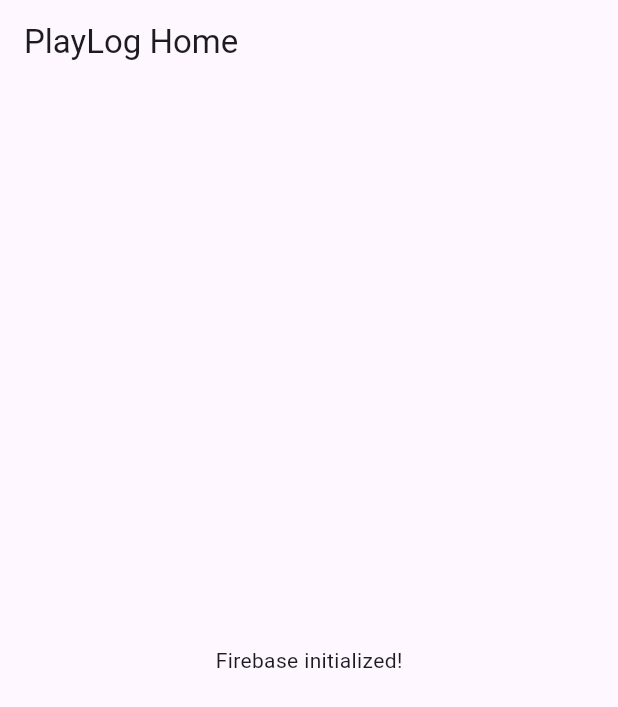
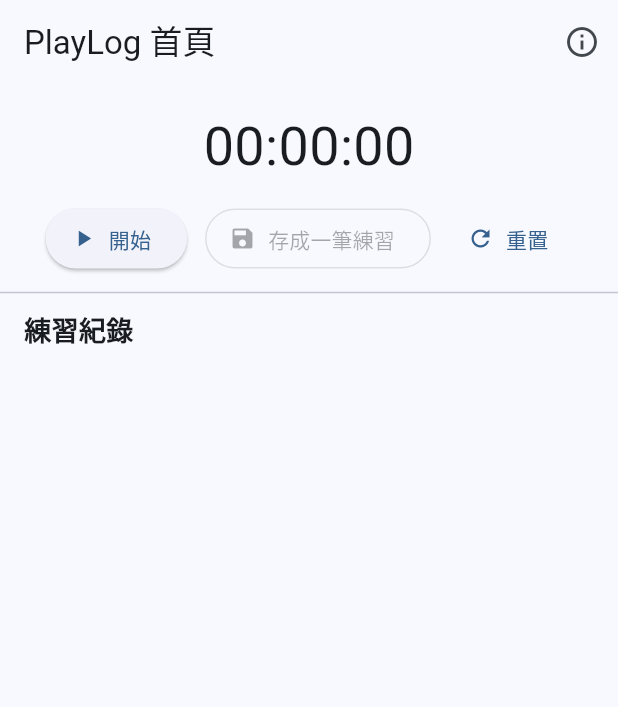
Before and after one commit to jeson-lin/PlayLog, a Flutter app: the screen it shows after launch, on a phone screen of 412 x 824 dp. Shown: the top 707 px of the screen. Run offline on Flutter 3.47's test engine with Material 3 defaults, Android fonts, the light colour scheme and no system bars; our stand-ins replace cloud_firestore, file_picker, firebase_auth, firebase_core, flutter_riverpod, google_mobile_ads and 8 more; missing offline and left inert: record; accounts and stored records are empty; generated files the repository leaves out were written again.

Commit message:
Initial commit of PlayLog project

```diff
--- a/lib/main.dart
+++ b/lib/main.dart
@@ -1,46 +1,172 @@
-// lib/main.dart
+import 'dart:ui' show FontFeature;
 import 'package:flutter/material.dart';
+import 'package:flutter_riverpod/flutter_riverpod.dart';
 import 'package:firebase_core/firebase_core.dart';
-
-// 如果你已經用 flutterfire 產生了 lib/firebase_options.dart，保留下面這行；
-// 若尚未產生，先暫時註解掉，並改用下方的「沒有 options 的初始化」。
 import 'firebase_options.dart';
+import 'providers.dart';
 
 Future<void> main() async {
   WidgetsFlutterBinding.ensureInitialized();
-
-  // ✅ 正式做法（已產生 firebase_options.dart）
-  await Firebase.initializeApp(
-    options: DefaultFirebaseOptions.currentPlatform,
-  );
-
-  // ❌ 如果還沒產生 firebase_options.dart，請先用這個暫時跑 Android：
-  // await Firebase.initializeApp(); // Android 會讀 android/app/google-services.json
-
-  runApp(const MyApp());
+  runApp(const ProviderScope(child: PlayLogApp()));
 }
 
-class MyApp extends StatelessWidget {
-  const MyApp({super.key});
+class PlayLogApp extends StatefulWidget {
+  const PlayLogApp({super.key});
+  @override
+  State<PlayLogApp> createState() => _PlayLogAppState();
+}
+
+class _PlayLogAppState extends State<PlayLogApp> {
+  late final Future<FirebaseApp> _initFirebase;
+  @override
+  void initState() {
+    super.initState();
+    _initFirebase = Firebase.initializeApp(
+      options: DefaultFirebaseOptions.currentPlatform,
+    );
+  }
 
   @override
   Widget build(BuildContext context) {
     return MaterialApp(
-      debugShowCheckedModeBanner: false,
       title: 'PlayLog',
-      home: const HomePage(),
+      theme: ThemeData(
+        colorScheme: ColorScheme.fromSeed(seedColor: Colors.blue),
+        useMaterial3: true,
+      ),
+      home: FutureBuilder(
+        future: _initFirebase,
+        builder: (context, snapshot) {
+          if (snapshot.connectionState == ConnectionState.waiting) {
+            return const Scaffold(body: Center(child: CircularProgressIndicator()));
+          } else if (snapshot.hasError) {
+            return Scaffold(
+              appBar: AppBar(title: const Text('初始化失敗')),
+              body: Center(
+                child: Padding(
+                  padding: const EdgeInsets.all(16),
+                  child: Text(
+                    'Firebase 初始化錯誤：\n${snapshot.error}',
+                    style: const TextStyle(color: Colors.red, fontSize: 18),
+                    textAlign: TextAlign.center,
+                  ),
+                ),
+              ),
+            );
+          } else {
+            return const HomePage();
+          }
+        },
+      ),
     );
   }
 }
 
-class HomePage extends StatelessWidget {
+class HomePage extends ConsumerWidget {
   const HomePage({super.key});
+  @override
+  Widget build(BuildContext context, WidgetRef ref) {
+    final timer = ref.watch(practiceTimerProvider);
+    final sessions = ref.watch(practiceSessionsProvider);
+    return Scaffold(
+      appBar: AppBar(
+        title: const Text('PlayLog 首頁'),
+        actions: [
+          IconButton(
+            icon: const Icon(Icons.info_outline),
+            onPressed: () => Navigator.push(
+              context,
+              MaterialPageRoute(builder: (_) => const AboutPage()),
+            ),
+          ),
+        ],
+      ),
+      body: Column(
+        children: [
+          const SizedBox(height: 16),
+          Text(
+            _fmt(timer.elapsed),
+            style: const TextStyle(fontSize: 36, fontFeatures: [FontFeature.tabularFigures()]),
+          ),
+          const SizedBox(height: 12),
+          Wrap(
+            spacing: 12,
+            children: [
+              ElevatedButton.icon(
+                icon: Icon(timer.isRunning ? Icons.pause : Icons.play_arrow),
+                label: Text(timer.isRunning ? '暫停' : '開始'),
+                onPressed: () => timer.isRunning
+                    ? ref.read(practiceTimerProvider.notifier).pause()
+                    : ref.read(practiceTimerProvider.notifier).start(),
+              ),
+              OutlinedButton.icon(
+                icon: const Icon(Icons.save),
+                label: const Text('存成一筆練習'),
+                onPressed: timer.elapsed.inSeconds > 0
+                    ? () => ref.read(practiceTimerProvider.notifier).saveCurrent(ref)
+                    : null,
+              ),
+              TextButton.icon(
+                icon: const Icon(Icons.refresh),
+                label: const Text('重置'),
+                onPressed: () => ref.read(practiceTimerProvider.notifier).reset(),
+              ),
+            ],
+          ),
+          const Divider(height: 24),
+          const Padding(
+            padding: EdgeInsets.symmetric(horizontal: 16),
+            child: Align(
+              alignment: Alignment.centerLeft,
+              child: Text('練習紀錄', style: TextStyle(fontSize: 18, fontWeight: FontWeight.bold)),
+            ),
+          ),
+          const SizedBox(height: 8),
+          Expanded(
+            child: ListView.builder(
+              itemCount: sessions.length,
+              itemBuilder: (_, i) {
+                final s = sessions[i];
+                return ListTile(
+                  leading: const Icon(Icons.music_note),
+                  title: Text('${_fmt(s.duration)}  •  ${s.instrument ?? "未指定"}'),
+                  subtitle: Text('${s.startedAt}', maxLines: 1, overflow: TextOverflow.ellipsis),
+                  trailing: IconButton(
+                    icon: const Icon(Icons.delete_outline),
+                    onPressed: () => ref.read(practiceSessionsProvider.notifier).removeAt(i),
+                  ),
+                );
+              },
+            ),
+          ),
+        ],
+      ),
+    );
+  }
+}
 
+class AboutPage extends StatelessWidget {
+  const AboutPage({super.key});
   @override
   Widget build(BuildContext context) {
     return Scaffold(
-      appBar: AppBar(title: const Text('PlayLog Home')),
-      body: const Center(child: Text('Firebase initialized!')),
+      appBar: AppBar(title: const Text('關於 PlayLog')),
+      body: const Center(
+        child: Text(
+          '這是一個結合 Firebase + Riverpod 的 Flutter 範例。\n'
+          '之後可擴充錄音、雲端同步、統計報表與分享等功能。',
+          style: TextStyle(fontSize: 18),
+          textAlign: TextAlign.center,
+        ),
+      ),
     );
   }
 }
+
+String _fmt(Duration d) {
+  String two(int n) => n.toString().padLeft(2, '0');
+  final h = two(d.inHours);
+  final m = two(d.inMinutes.remainder(60));
+  final s = two(d.inSeconds.remainder(60));
+  return '$h:$m:$s';
+}
```
Also changed, not shown: codemagic.yaml (+12 -13 lines), lib/providers.dart (added, +112 -0 lines), pubspec.yaml (+4 -3 lines), README.txt, firebase.json (added), lib/firebase_options.dart, pubspec.lock, 6 other files.
